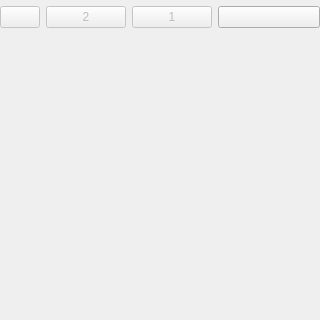
First picture: the form in projects/gui/ui/movelistwidget.ui, repository tolius/solver, before the edit; both pictures show x 0 to 320 and y 0 to 320 of the 320 by 458 pixel window.
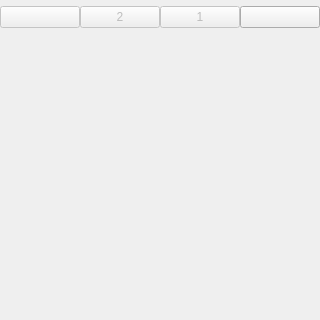
Second picture: the form after the edit. Icons and pictures are not drawn.

```diff
--- a/projects/gui/ui/movelistwidget.ui
+++ b/projects/gui/ui/movelistwidget.ui
@@ -7,7 +7,7 @@
     <x>0</x>
     <y>0</y>
     <width>320</width>
-    <height>431</height>
+    <height>455</height>
    </rect>
   </property>
   <property name="windowTitle">
@@ -27,8 +27,43 @@
     <number>6</number>
    </property>
    <item>
-    <layout class="QHBoxLayout" name="horizontalLayout_2">
-     <item>
+    <layout class="QGridLayout" name="gridLayout_2">
+     <property name="spacing">
+      <number>0</number>
+     </property>
+     <item row="0" column="2">
+      <widget class="QPushButton" name="btn_GoBack1">
+       <property name="enabled">
+        <bool>false</bool>
+       </property>
+       <property name="toolTip">
+        <string>Previous move</string>
+       </property>
+       <property name="text">
+        <string>1</string>
+       </property>
+       <property name="icon">
+        <iconset theme=":/icons/toolbutton/previous_16x16"/>
+       </property>
+      </widget>
+     </item>
+     <item row="0" column="1">
+      <widget class="QPushButton" name="btn_GoBack2">
+       <property name="enabled">
+        <bool>false</bool>
+       </property>
+       <property name="toolTip">
+        <string>Back 1 full move (2 plies)</string>
+       </property>
+       <property name="text">
+        <string>2</string>
+       </property>
+       <property name="icon">
+        <iconset theme=":/icons/toolbutton/previous_16x16"/>
+       </property>
+      </widget>
+     </item>
+     <item row="0" column="0">
       <widget class="QPushButton" name="btn_GoStart">
        <property name="enabled">
         <bool>false</bool>
@@ -44,49 +79,11 @@
        </property>
       </widget>
      </item>
-     <item>
-      <widget class="QPushButton" name="btn_GoBack2">
-       <property name="enabled">
-        <bool>false</bool>
-       </property>
-       <property name="toolTip">
-        <string>Back 1 full move (2 plies)</string>
-       </property>
-       <property name="text">
-        <string>2</string>
-       </property>
-       <property name="icon">
-        <iconset theme=":/icons/toolbutton/previous_16x16"/>
-       </property>
-      </widget>
-     </item>
-     <item>
-      <widget class="QPushButton" name="btn_GoBack1">
-       <property name="enabled">
-        <bool>false</bool>
-       </property>
-       <property name="toolTip">
-        <string>Previous move</string>
-       </property>
-       <property name="text">
-        <string>1</string>
-       </property>
-       <property name="icon">
-        <iconset theme=":/icons/toolbutton/previous_16x16"/>
-       </property>
-      </widget>
-     </item>
-     <item>
+     <item row="0" column="3">
       <widget class="QPushButton" name="btn_GoCurrent">
        <property name="enabled">
         <bool>true</bool>
        </property>
-       <property name="sizePolicy">
-        <sizepolicy hsizetype="Expanding" vsizetype="Fixed">
-         <horstretch>0</horstretch>
-         <verstretch>0</verstretch>
-        </sizepolicy>
-       </property>
        <property name="toolTip">
         <string>Current position</string>
        </property>
```
